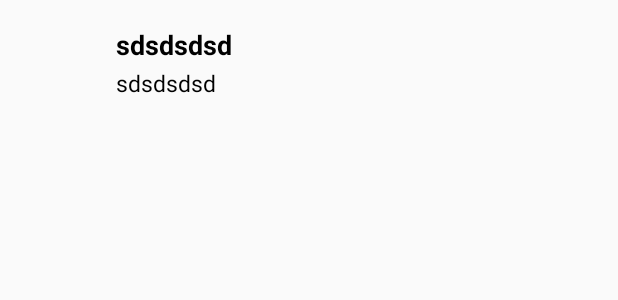
After one commit to datanapps/RetrofitKotlin, an Android app: the layout layout_list_user.xml on its own in the app's theme, with its tools: preview values and no code run, on a phone screen of 412 x 824 dp. The commit adds this screen. Shown: the top 300 px of the screen. Run offline under Robolectric (Android 15) with nearby library versions, the phone set to English and light mode, and no system bars.

Commit message:
changed layout

```diff
--- a/app/src/main/java/datanapps/retrofitopenweatherkotlin/view/MainActivity.kt
+++ b/app/src/main/java/datanapps/retrofitopenweatherkotlin/view/MainActivity.kt
@@ -16,12 +16,9 @@ import retrofit2.Call
 
 class MainActivity : AppCompatActivity() {
 
-
-
     override fun onCreate(savedInstanceState: Bundle?) {
         super.onCreate(savedInstanceState)
         setContentView(R.layout.activity_main)
-
         callUserListData();
     }
 
@@ -41,7 +38,6 @@ class MainActivity : AppCompatActivity() {
         })
     }
 
-
     private fun setRecycleViewList(userList: List<User>) {
         val recyclerView = findViewById<RecyclerView>(R.id.recycle_view_book)
         val mAdapter = UsersAdapter(this@MainActivity, userList)
--- /dev/null
+++ b/app/src/main/res/layout/layout_list_user.xml
@@ -0,0 +1,57 @@
+<?xml version="1.0" encoding="utf-8"?>
+<androidx.constraintlayout.widget.ConstraintLayout
+    xmlns:android="http://schemas.android.com/apk/res/android"
+    xmlns:app="http://schemas.android.com/apk/res-auto"
+    xmlns:tools="http://schemas.android.com/tools"
+    android:layout_width="match_parent"
+    android:layout_height="wrap_content"
+    android:layout_margin="8dp"
+   >
+
+    <RelativeLayout
+        android:layout_width="match_parent"
+        android:layout_height="wrap_content"
+        android:orientation="vertical"
+        app:layout_constraintTop_toTopOf="parent"
+        android:layout_alignParentStart="true"
+        android:layout_centerInParent="true"
+        android:padding="8dp"
+        tools:ignore="MissingConstraints">
+
+        <ImageView
+            android:id="@+id/layout_list_user_icon"
+            android:layout_width="50dp"
+            android:layout_height="50dp"
+            android:padding="1dp"
+            android:contentDescription="@string/app_name"
+            android:textColor="@color/black"
+            />
+
+        <TextView
+            android:id="@+id/layout_list_user_day_name"
+            android:layout_width="wrap_content"
+            android:layout_height="wrap_content"
+            android:padding="1dp"
+            android:text="sdsdsdsd"
+            android:textStyle="bold"
+            android:layout_marginStart="10dp"
+            android:layout_toEndOf="@+id/layout_list_user_icon"
+            android:textColor="@color/black"
+            android:textSize="18sp" />
+
+        <TextView
+            android:id="@+id/layout_list_user_email"
+            android:layout_width="wrap_content"
+            android:layout_height="wrap_content"
+            android:padding="1dp"
+            android:text="sdsdsdsd"
+            android:layout_marginStart="10dp"
+            android:layout_toEndOf="@+id/layout_list_user_icon"
+            android:layout_below="@+id/layout_list_user_day_name"
+            android:textColor="@color/black"
+            android:textSize="15sp" />
+    </RelativeLayout>
+
+
+
+</androidx.constraintlayout.widget.ConstraintLayout>
```
Also changed, not shown: app/src/main/java/datanapps/retrofitopenweatherkotlin/view/UsersAdapter.kt (+14 -45 lines), app/src/main/res/layout/layout_list_forecast.xml (deleted, +0 -89 lines).
